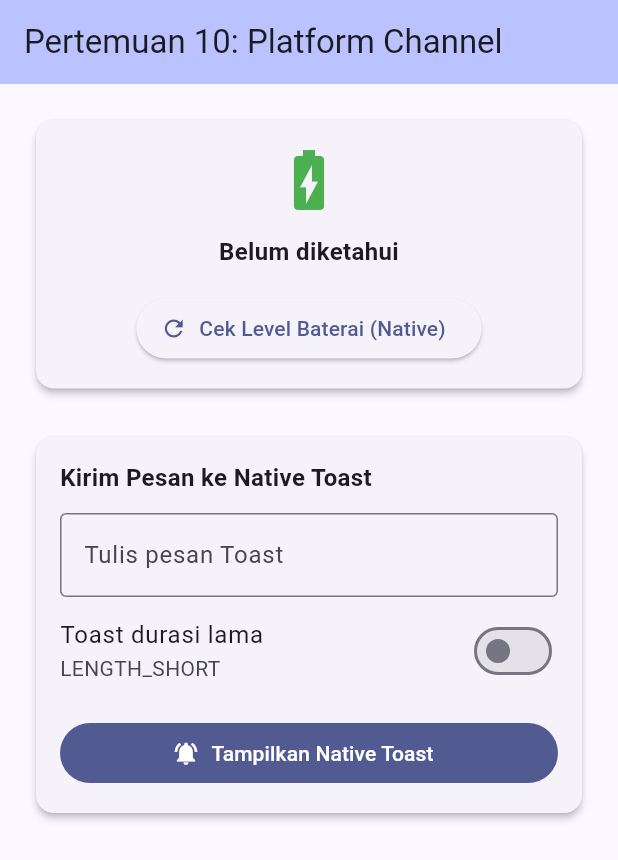
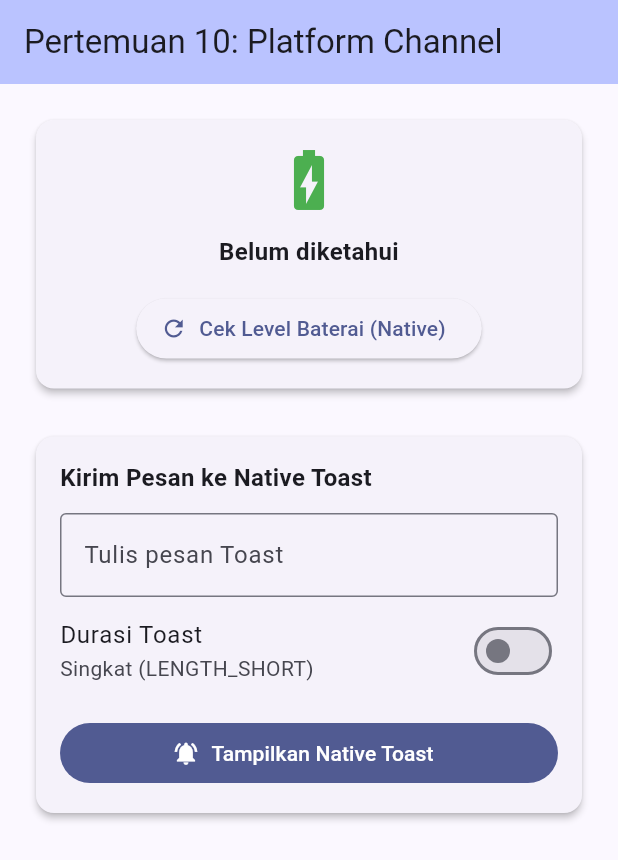
Before and after one commit to Zahrosaf123/Latihan_flutter_android, a Flutter app: the screen it shows after launch, on a phone screen of 412 x 824 dp. Shown: the top 860 px of the screen. Run offline on Flutter 3.47's test engine with Material 3 defaults, Android fonts, the phone set to English and light mode, and no system bars.

Commit message:
Perjelas label saklar, perbarui screenshot, perbaiki kelas

```diff
--- a/lib/main.dart
+++ b/lib/main.dart
@@ -144,8 +144,12 @@ class _PlatformChannelPageState extends State<PlatformChannelPage> {
 
                     SwitchListTile(
                       contentPadding: EdgeInsets.zero,
-                      title: const Text('Toast durasi lama'),
-                      subtitle: Text(_isLong ? 'LENGTH_LONG' : 'LENGTH_SHORT'),
+                      title: const Text('Durasi Toast'),
+                      subtitle: Text(
+                        _isLong
+                            ? 'Lama (LENGTH_LONG)'
+                            : 'Singkat (LENGTH_SHORT)',
+                      ),
                       value: _isLong,
                       onChanged: (value) {
                         setState(() {
```
Also changed, not shown: 3 other files.
